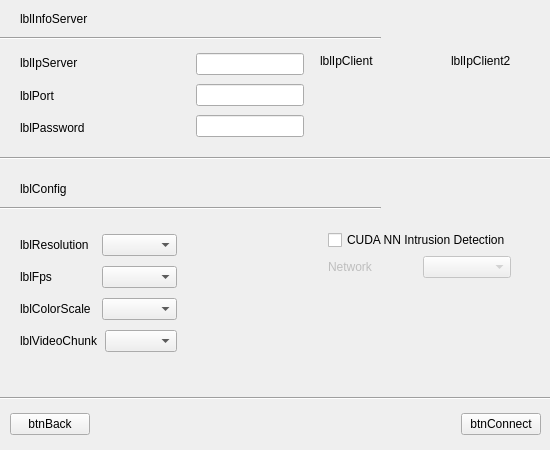
Before: the Qt Designer form ui/frmclient.ui in Werther158/multimedia_sharing_tool, drawn with Qt 5.
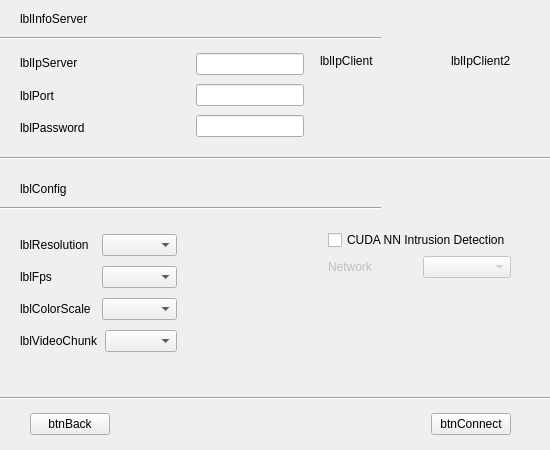
After: the same form once the commit is applied.

Patch:
```diff
--- a/ui/frmclient.ui
+++ b/ui/frmclient.ui
@@ -215,9 +215,9 @@
   <widget class="QWidget" name="layoutWidget1">
    <property name="geometry">
     <rect>
-     <x>10</x>
+     <x>30</x>
      <y>410</y>
-     <width>531</width>
+     <width>481</width>
      <height>29</height>
     </rect>
    </property>
```
